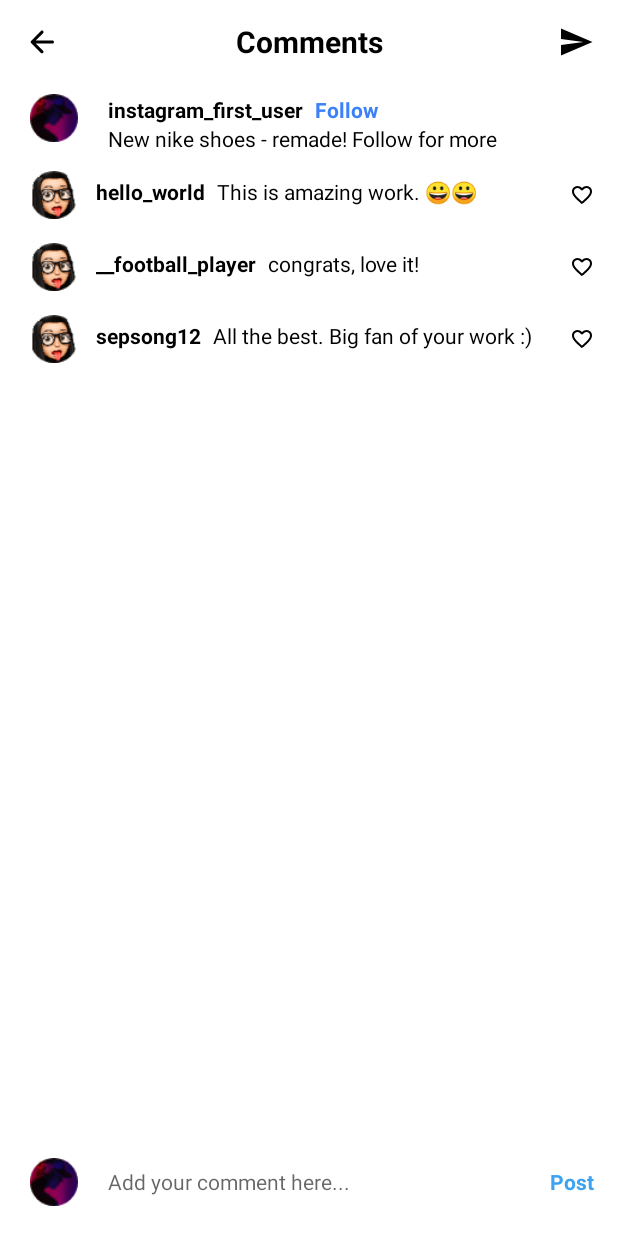
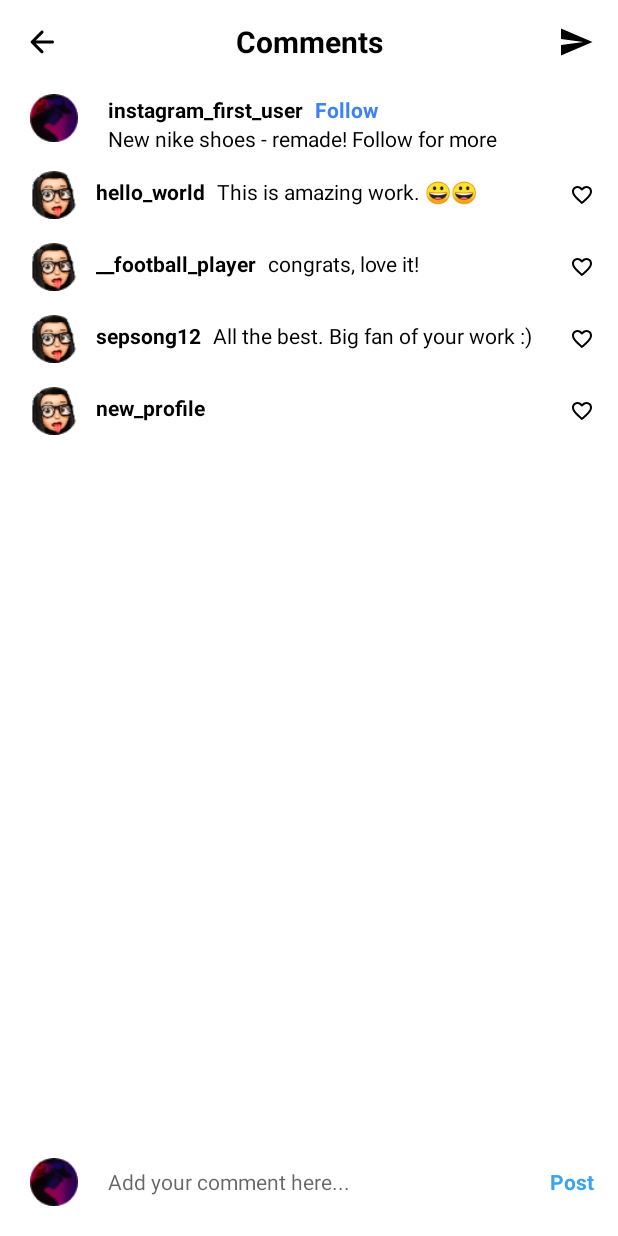
Before and after one commit to anujpant08/InstaReels, an Android app: the screen it shows after launch (MainActivity), after a tap on "Post", on a phone screen of 412 x 824 dp. Run offline under Robolectric (Android 15) with nearby library versions, the phone set to English and light mode, and no system bars; libraries missing offline, so code that uses them is left out: com.google.android.exoplayer2; plain views replace StyledPlayerView; 14 statements that could not run were skipped; 1 other tap on this screen came first.

Commit message:
Fixed bug with comment onClick resulting in different recyclerview position. Making use of updateList helper method in CommentsArrayAdapter.

```diff
--- a/app/src/main/java/com/minimaldev/android/instareels/CommentsArrayAdapter.java
+++ b/app/src/main/java/com/minimaldev/android/instareels/CommentsArrayAdapter.java
@@ -50,7 +50,10 @@ public class CommentsArrayAdapter extends RecyclerView.Adapter<CommentsArrayAdap
 
     @Override
     public int getItemCount() {
-        return this.commentsList.size();
+        if(this.commentsList != null){
+            return this.commentsList.size();
+        }
+        return 0;
     }
 
     public class CommentsViewHolder extends RecyclerView.ViewHolder{
@@ -96,4 +99,8 @@ public class CommentsArrayAdapter extends RecyclerView.Adapter<CommentsArrayAdap
             });
         }
     }
+    public void updateCommentsList(List<Comments> commentsList){
+        this.commentsList = commentsList;
+        notifyDataSetChanged();
+    }
 }
--- a/app/src/main/java/com/minimaldev/android/instareels/MainActivity.java
+++ b/app/src/main/java/com/minimaldev/android/instareels/MainActivity.java
@@ -1,4 +1,7 @@
 package com.minimaldev.android.instareels;
+
+import android.net.Uri;
+import android.os.Bundle;
 
 import androidx.appcompat.app.AppCompatActivity;
 import androidx.recyclerview.widget.LinearLayoutManager;
@@ -6,20 +9,10 @@ import androidx.recyclerview.widget.PagerSnapHelper;
 import androidx.recyclerview.widget.RecyclerView;
 import androidx.recyclerview.widget.SnapHelper;
 
-import android.net.Uri;
-import android.os.Bundle;
-
-import com.google.android.exoplayer2.SimpleExoPlayer;
-
 import java.util.LinkedList;
 import java.util.List;
 
 public class MainActivity extends AppCompatActivity {
-    public static boolean musicOn = true;
-    public static float playerCurrentVolume = 0f;
-    private boolean isFilled = false;
-    private List<Comments> commentsList = new LinkedList<>();
-    private SimpleExoPlayer player = null;
     List<Reels> reelsList = new LinkedList<>();
 
     @Override
@@ -34,33 +27,9 @@ public class MainActivity extends AppCompatActivity {
         snapHelper.attachToRecyclerView(reelsRecyclerView);
         ReelsRecyclerViewAdapter reelsRecyclerViewAdapter = new ReelsRecyclerViewAdapter(reelsList, this);
         reelsRecyclerView.setAdapter(reelsRecyclerViewAdapter);
-        reelsRecyclerViewAdapter.notifyDataSetChanged();
+        //reelsRecyclerViewAdapter.notifyDataSetChanged();
     }
 
-//    private MediaItem createMediaItem(){
-//        String path = "android.resource://" + getPackageName() + "/" +  R.raw.starbucks;
-//        return MediaItem.fromUri(Uri.parse(path));
-//    }
-//    private void createDummyComments(){
-//        Comments comment1 = new Comments();
-//        comment1.setProfileName("hello_world");
-//        comment1.setComment("This is amazing work. 😀😀");
-//        commentsList.add(comment1);
-//        Comments comment2 = new Comments();
-//        comment2.setProfileName("__football_player");
-//        comment2.setComment("congrats, love it!");
-//        commentsList.add(comment2);
-//        Comments comment3 = new Comments();
-//        comment3.setProfileName("sepsong12");
-//        comment3.setComment("All the best. Big fan of your work :)");
-//        commentsList.add(comment3);
-//    }
-
-    @Override
-    protected void onDestroy() {
-        super.onDestroy();
-        player.release();
-    }
     private void createReelsList(){
         Reels reels1 = new Reels();
         reels1.setProfileName("instagram_first_user");
--- a/app/src/main/java/com/minimaldev/android/instareels/ReelsRecyclerViewAdapter.java
+++ b/app/src/main/java/com/minimaldev/android/instareels/ReelsRecyclerViewAdapter.java
@@ -2,6 +2,7 @@ package com.minimaldev.android.instareels;
 
 import android.annotation.SuppressLint;
 import android.content.Context;
+import android.util.Log;
 import android.view.LayoutInflater;
 import android.view.View;
 import android.view.ViewGroup;
@@ -33,6 +34,7 @@ import java.util.List;
 import java.util.Objects;
 
 public class ReelsRecyclerViewAdapter extends RecyclerView.Adapter<ReelsRecyclerViewAdapter.ReelsViewHolder>{
+    String TAG = "ReelsRecyclerViewAdapter";
     List<Reels> reelsList;
     Context context;
     public static boolean musicOn = true;
@@ -112,7 +114,7 @@ public class ReelsRecyclerViewAdapter extends RecyclerView.Adapter<ReelsRecycler
         holder.styledPlayerView.setResizeMode(AspectRatioFrameLayout.RESIZE_MODE_FILL);
         holder.styledPlayerView.hideController();
         holder.styledPlayerView.setPlayer(holder.player);
-        holder.player.setMediaItem(MediaItem.fromUri(reelsList.get(holder.getAbsoluteAdapterPosition()).getReelsVideoUri()));
+        holder.player.setMediaItem(MediaItem.fromUri(reelsList.get(holder.getBindingAdapterPosition()).getReelsVideoUri()));
         holder.player.setRepeatMode(Player.REPEAT_MODE_ALL);
         holder.player.prepare();
         holder.player.play();
@@ -143,18 +145,22 @@ public class ReelsRecyclerViewAdapter extends RecyclerView.Adapter<ReelsRecycler
                 view.startAnimation(scaleDown);
             }
         });
-        holder.profileNameCommentDescription.setText(reelsList.get(holder.getAbsoluteAdapterPosition()).getProfileName());
-        holder.postCommentDescription.setText(reelsList.get(holder.getAbsoluteAdapterPosition()).getPostDescription());
-        RecyclerView commentsRecyclerView = holder.includedCommentsLayout.findViewById(R.id.comments_recycler_view);
+        holder.profileNameCommentDescription.setText(reelsList.get(holder.getBindingAdapterPosition()).getProfileName());
+        holder.postCommentDescription.setText(reelsList.get(holder.getBindingAdapterPosition()).getPostDescription());
         LinearLayoutManager layoutManager = new LinearLayoutManager(context);
-        commentsRecyclerView.setLayoutManager(layoutManager);
-        commentsList = new LinkedList<>(reelsList.get(holder.getAbsoluteAdapterPosition()).getCommentsList());
-        CommentsArrayAdapter commentsArrayAdapter = new CommentsArrayAdapter(context, commentsList);
-        commentsRecyclerView.setAdapter(commentsArrayAdapter);
-        commentsArrayAdapter.notifyDataSetChanged();
+        holder.commentsRecyclerView.setLayoutManager(layoutManager);
+        commentsList = new LinkedList<>(reelsList.get(holder.getBindingAdapterPosition()).getCommentsList());
+        holder.commentsArrayAdapter = new CommentsArrayAdapter(context, commentsList);
+        Log.e(TAG, "Reels currently working on: " + reelsList.get(holder.getBindingAdapterPosition()));
+        Log.e(TAG, "Comments on above reels: " + commentsList);
+
+        holder.commentsRecyclerView.setAdapter(holder.commentsArrayAdapter);
+
         holder.comment.setOnClickListener(new View.OnClickListener() {
             @Override
             public void onClick(View view) {
+                holder.commentsArrayAdapter.updateCommentsList(reelsList.get(holder.getBindingAdapterPosition()).getCommentsList());
+                holder.commentsRecyclerView.setAdapter(holder.commentsArrayAdapter);
                 holder.commentsRelativeLayout.startAnimation(slideUp);
                 holder.commentsRelativeLayout.setVisibility(View.VISIBLE);
             }
@@ -203,9 +209,12 @@ public class ReelsRecyclerViewAdapter extends RecyclerView.Adapter<ReelsRecycler
                 newComments.setComment(holder.newCommentText.getText().toString());
                 newComments.setCreateTime(new Date());
                 newComments.setLiked(false);
-                commentsList.add(newComments);
-                reelsList.get(holder.getAbsoluteAdapterPosition()).setCommentsList(commentsList);
-                commentsArrayAdapter.notifyDataSetChanged();
+                List<Comments> newCommentsList = new LinkedList<>(commentsList);
+                newCommentsList.add(newComments);
+                reelsList.get(holder.getBindingAdapterPosition()).setCommentsList(newCommentsList);
+                holder.commentsArrayAdapter.updateCommentsList(newCommentsList);
+                Log.e(TAG, "Reels currently working on: " + reelsList.get(holder.getBindingAdapterPosition()));
+                Log.e(TAG, "New comments on above reels: " + newCommentsList);
                 holder.newCommentText.setText("");
             }
         });
@@ -235,6 +244,8 @@ public class ReelsRecyclerViewAdapter extends RecyclerView.Adapter<ReelsRecycler
         TextView profileNameCommentDescription;
         TextView postDescription;
         TextView musicDescription;
+        RecyclerView commentsRecyclerView;
+        CommentsArrayAdapter commentsArrayAdapter;
         public ReelsViewHolder(@NonNull View itemView) {
             super(itemView);
             profileImageView = itemView.findViewById(R.id.profile_image);
@@ -255,6 +266,7 @@ public class ReelsRecyclerViewAdapter extends RecyclerView.Adapter<ReelsRecycler
             profileNameCommentDescription = itemView.findViewById(R.id.profile_name_comments);
             postDescription = itemView.findViewById(R.id.post_description);
             musicDescription = itemView.findViewById(R.id.music_description);
+            commentsRecyclerView = includedCommentsLayout.findViewById(R.id.comments_recycler_view);
             player = new SimpleExoPlayer.Builder(context).build();
         }
     }
--- a/app/src/main/res/layout/comments_section_layout.xml
+++ b/app/src/main/res/layout/comments_section_layout.xml
@@ -145,7 +145,7 @@
 
         <EditText
             android:id="@+id/new_comment_text"
-            android:layout_width="0dp"
+            android:layout_width="match_parent"
             android:layout_height="wrap_content"
             android:layout_centerVertical="true"
             android:layout_marginEnd="16dp"
@@ -153,9 +153,7 @@
             android:layout_toEndOf="@id/profile_image_new_comments"
             android:background="@null"
             android:hint="Add your comment here..."
-            android:importantForAutofill="no"
             android:inputType="text"
-            android:outlineProvider="none"
             android:textColor="@color/black"
             android:textColorHint="#99000000"
             android:textCursorDrawable="@color/black"
```
